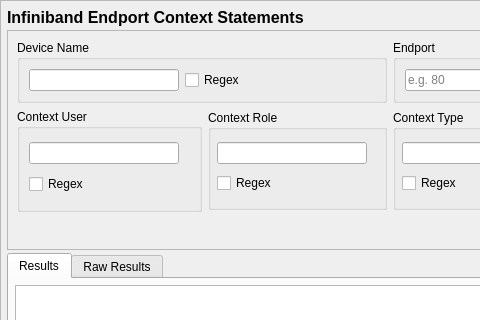
The window that setoolsgui/apol/ibendportconquery.ui (SELinuxProject/setools) describes before a commit, drawn with Qt 5; both pictures show x 0 to 480 and y 0 to 320 of the 774 by 846 pixel window.
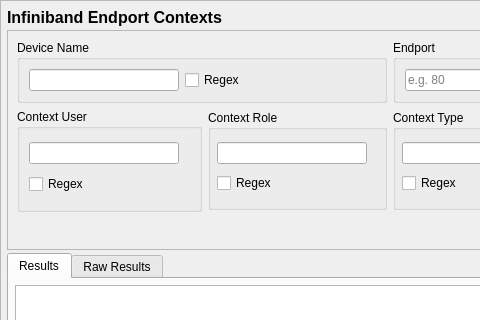
The same window after the commit. Custom widgets are drawn as their Qt base class.

```diff
--- a/setoolsgui/apol/ibendportconquery.ui
+++ b/setoolsgui/apol/ibendportconquery.ui
@@ -114,7 +114,7 @@
        </font>
       </property>
       <property name="text">
-       <string>Infiniband Endport Context Statements</string>
+       <string>Infiniband Endport Contexts</string>
       </property>
      </widget>
     </item>
```
